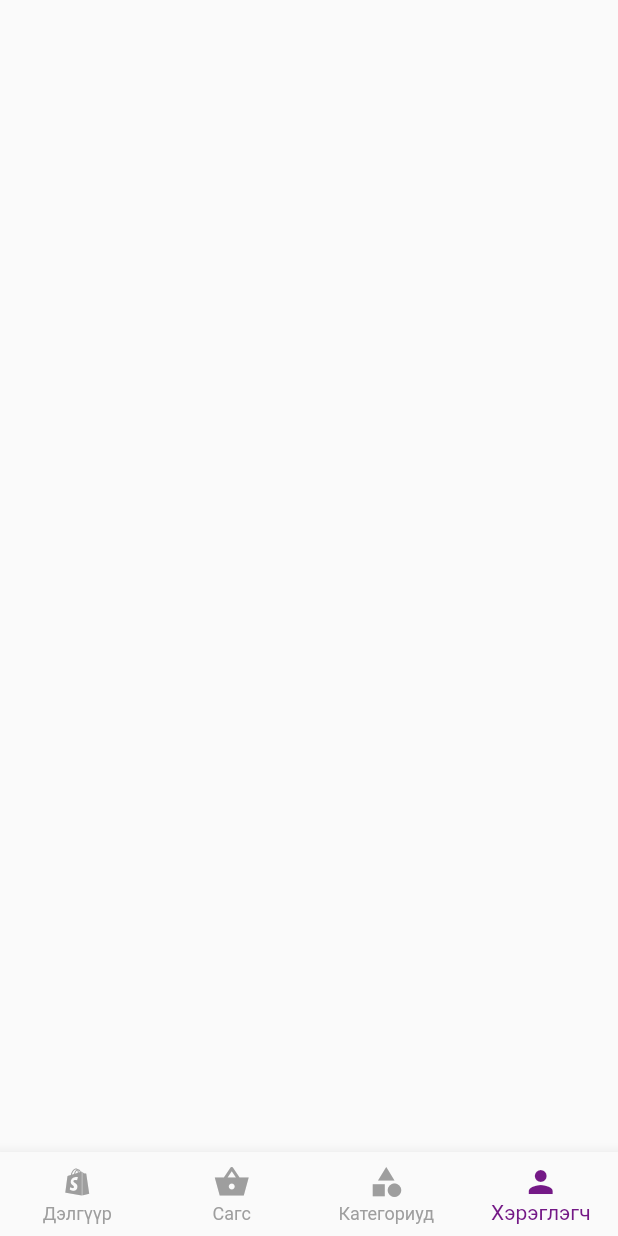
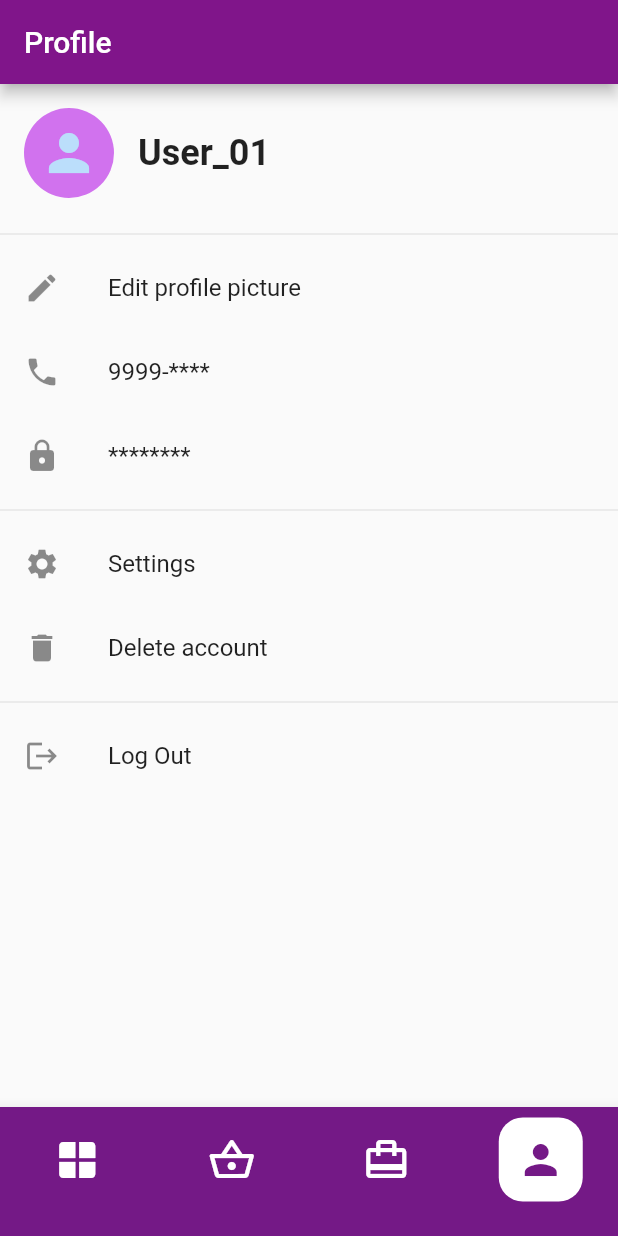
Before and after one commit to Sumiyall/SneakerShop, a Flutter app: the HomePage screen opened directly, item 4 of the bottom bar chosen, on a phone screen of 412 x 824 dp. Run offline on Flutter 3.47's test engine with Material 3 defaults, Android fonts, the phone set to English and light mode, and no system bars; our stand-ins replace animate_do, fluttertoast; network calls fail.

Commit message:
Hope this final

```diff
--- a/lib/screens/home_page.dart
+++ b/lib/screens/home_page.dart
@@ -4,8 +4,7 @@ import 'bags_page.dart';
 import 'shop_page.dart';
 import 'categories.dart';
 import 'profile_page.dart';
-import 'hi1.dart';
-
+import 'billing.dart';
 
 class HomePage extends StatefulWidget {
   HomePage({Key? key}) : super(key: key);
@@ -16,12 +15,12 @@ class HomePage extends StatefulWidget {
 
 class _HomePageState extends State<HomePage> {
   int _currentIndex = 0;
-
   List<Widget> pages = [
     const ShopPage(),
     BagsPage(),
-    const CategoriesPage(),
-    const ProfilePage()
+
+    BillingPage(),
+    const ProfilePage(),
   ];
 
   void _onTabTapped(int index) {
@@ -37,28 +36,41 @@ class _HomePageState extends State<HomePage> {
       bottomNavigationBar: BottomNavigationBar(
         type: BottomNavigationBarType.fixed,
         currentIndex: _currentIndex,
-        selectedItemColor: Color.fromARGB(255, 116, 25, 134),
-        unselectedItemColor: Colors.grey,
+        backgroundColor: Color.fromARGB(255, 116, 25, 134),
         onTap: _onTabTapped,
-        items: const [
-          BottomNavigationBarItem(
-            icon: Icon(Icons.shopify_sharp),
-            label: 'Дэлгүүр',
-          ),
-          BottomNavigationBarItem(
-            icon: Icon(Icons.shopping_basket_sharp),
-            label: 'Сагс',
-          ),
-          BottomNavigationBarItem(
-            icon: Icon(Icons.category),
-            label: 'Категориуд',
-          ),
-          BottomNavigationBarItem(
-            icon: Icon(Icons.person),
-            label: 'Хэрэглэгч',
-          ),
+        items: [
+          _buildNavigationBarItem(Icons.window, 'Дэлгүүр', 0),
+          _buildNavigationBarItem(Icons.shopping_basket_outlined, 'Сагс', 1),
+          // _buildNavigationBarItem(Icons.home_outlined, 'Категориуд', 2),
+          _buildNavigationBarItem(Icons.card_travel, 'Хэрэглэгч', 2),
+          _buildNavigationBarItem(Icons.person, 'Billing', 3),
         ],
       ),
     );
   }
+
+  BottomNavigationBarItem _buildNavigationBarItem(
+    IconData icon,
+    String label,
+    int index,
+  ) {
+    return BottomNavigationBarItem(
+    icon: Container(
+      decoration: BoxDecoration(
+        color: _currentIndex == index ? Colors.white : Colors.transparent,
+        shape: BoxShape.rectangle,
+        borderRadius: BorderRadius.circular(16), // Add border radius here
+      ),
+      padding: EdgeInsets.all(12),
+      child: Icon(
+        icon,
+        color: _currentIndex == index
+            ? Color.fromARGB(255, 116, 25, 134)
+            : Colors.white,
+        size: 32,
+      ),
+    ),
+    label: '',
+  );
 }
+}
--- a/lib/screens/profile_page.dart
+++ b/lib/screens/profile_page.dart
@@ -10,6 +10,78 @@ class ProfilePage extends StatefulWidget {
 class _ProfilePageState extends State<ProfilePage> {
   @override
   Widget build(BuildContext context) {
-  return const Center(child: Text(''));
+    return Scaffold(
+      appBar: AppBar(
+        title: Text('Profile'),
+        backgroundColor: Color.fromARGB(255, 128, 21, 138),
+        automaticallyImplyLeading: false,
+      ),
+      body: Column(
+        children: [
+          Container(
+            padding: EdgeInsets.all(16),
+            child: Row(
+              children: [
+                CircleAvatar(
+                  radius: 30,
+                  child: Icon(Icons.person, size: 40),
+                  backgroundColor: Color.fromARGB(255, 209, 114, 238),
+                ),
+                SizedBox(width: 16),
+                Text(
+                  'User_01',
+                  style: TextStyle(fontSize: 24, fontWeight: FontWeight.bold),
+                ),
+              ],
+            ),
+          ),
+          Divider(),
+          ListTile(
+            leading: Icon(Icons.edit),
+            title: Text('Edit profile picture'),
+            onTap: () {
+              // Handle edit profile picture
+            },
+          ),
+          ListTile(
+            leading: Icon(Icons.phone),
+            title: Text('9999-****'),
+            onTap: () {
+              // Handle edit phone number
+            },
+          ),
+          ListTile(
+            leading: Icon(Icons.lock),
+            title: Text('********'),
+            onTap: () {
+              // Handle edit password
+            },
+          ),
+          Divider(),
+          ListTile(
+            leading: Icon(Icons.settings),
+            title: Text('Settings'),
+            onTap: () {
+              // Handle settings
+            },
+          ),
+          ListTile(
+            leading: Icon(Icons.delete),
+            title: Text('Delete account'),
+            onTap: () {
+              // Handle delete account
+            },
+          ),
+          Divider(),
+          ListTile(
+            leading: Icon(Icons.logout),
+            title: Text('Log Out'),
+            onTap: () {
+              // Handle log out
+            },
+          ),
+        ],
+      ),
+    );
   }
 }
--- a/lib/screens/shop_page.dart
+++ b/lib/screens/shop_page.dart
@@ -54,6 +54,7 @@ class _ShopPageState extends State<ShopPage> {
                 ),
               ),
             ),
+            automaticallyImplyLeading: false,
           ),
           SliverFillRemaining(
             child: SingleChildScrollView(
```
Also changed, not shown: lib/screens/bags_page.dart (+3 -12 lines), lib/screens/billing.dart (added, +197 -0 lines), lib/screens/hi1.dart (+6 -6 lines), lib/screens/proddetail.dart (+85 -16 lines), pubspec.lock, 1 other file.
